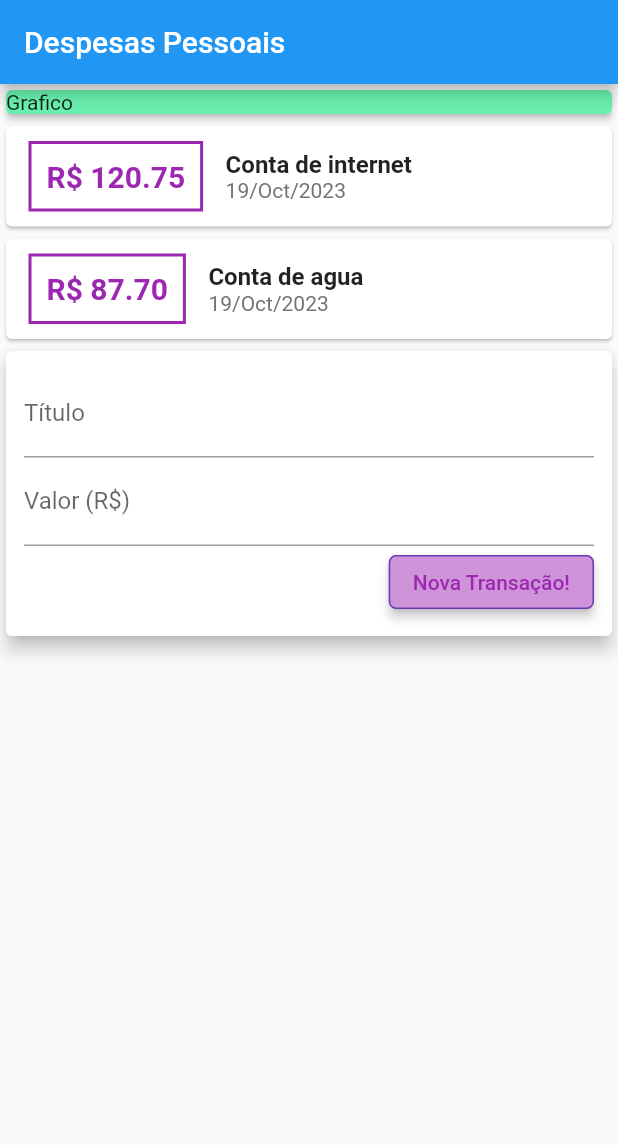
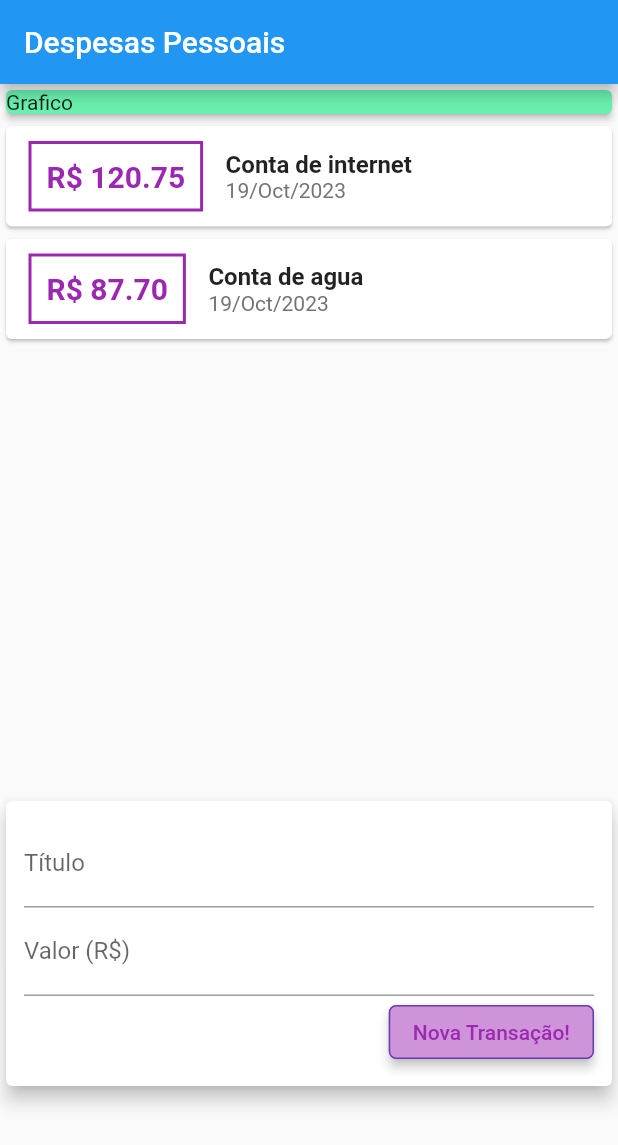
Before and after one commit to FelipiBuettgen/gestao_de_gastos_pessoal, a Flutter app: the screen it shows after launch, on a phone screen of 412 x 824 dp. Shown: the top 1145 px of the screen. Run offline on Flutter 3.47's test engine with Material 2 defaults, Android fonts, the phone set to English and light mode, and no system bars.

Commit message:
modified:   lib/components/transaction_form.dart 	modified:   lib/components/transaction_list.dart 	modified:   lib/components/transaction_user.dart 	modified:   lib/main.dart

```diff
--- a/lib/components/transaction_form.dart
+++ b/lib/components/transaction_form.dart
@@ -5,7 +5,8 @@ import 'package:flutter/material.dart';
 class TransactionForm extends StatelessWidget {
   final titleControler = TextEditingController();
   final valueControler = TextEditingController();
-  TransactionForm({super.key});
+  final void Function(String, double) onSubmit;
+  TransactionForm({super.key, required this.onSubmit});
 
   @override
   Widget build(BuildContext context) {
@@ -41,8 +42,8 @@ class TransactionForm extends StatelessWidget {
                         ))),
                     elevation: MaterialStateProperty.all(3)),
                 onPressed: () {
-                  print(titleControler.text);
-                  print(valueControler.text);
+                  final value = double.tryParse(valueControler.text) ?? 0.0;
+                  onSubmit(titleControler.text, value);
                 },
                 child: Text(
                   "Nova Transação!",
--- a/lib/components/transaction_list.dart
+++ b/lib/components/transaction_list.dart
@@ -10,7 +10,9 @@ class TransactionList extends StatelessWidget {
 
   @override
   Widget build(BuildContext context) {
-    return Column(
+    return Container(
+      height: 450,
+      child: ListView(
         children: transactions.map((e) {
           return Card(
               child: Row(
@@ -55,6 +57,7 @@ class TransactionList extends StatelessWidget {
             ],
           ));
         }).toList(),
+      ),
     );
   }
 }
--- a/lib/main.dart
+++ b/lib/main.dart
@@ -1,23 +1,21 @@
 // ignore_for_file: prefer_const_constructors, sort_child_properties_last, prefer_const_literals_to_create_immutables, avoid_print
 import 'package:flutter/material.dart';
-import 'package:gestao_de_gastos_pessoal/components/transaction_form.dart';
-import 'package:gestao_de_gastos_pessoal/components/transaction_list.dart';
 import 'package:gestao_de_gastos_pessoal/components/transaction_user.dart';
-import 'models/transaction.dart';
 
 void main() {
   runApp(App());
 }
 
 class App extends StatelessWidget {
-  App({super.key});
+  const App({super.key});
 
   @override
   Widget build(BuildContext context) {
     return MaterialApp(
       home: Scaffold(
         appBar: AppBar(title: Text("Despesas Pessoais")),
-        body: Column(
+        body: SingleChildScrollView(
+          child: Column(
             crossAxisAlignment: CrossAxisAlignment.stretch,
             children: [
               Card(
@@ -29,6 +27,7 @@ class App extends StatelessWidget {
             ],
           ),
         ),
+      ),
     );
   }
 }
```
Also changed, not shown: lib/components/transaction_user.dart (+15 -1 lines). Lines whose indentation alone changed are shown as unchanged.
